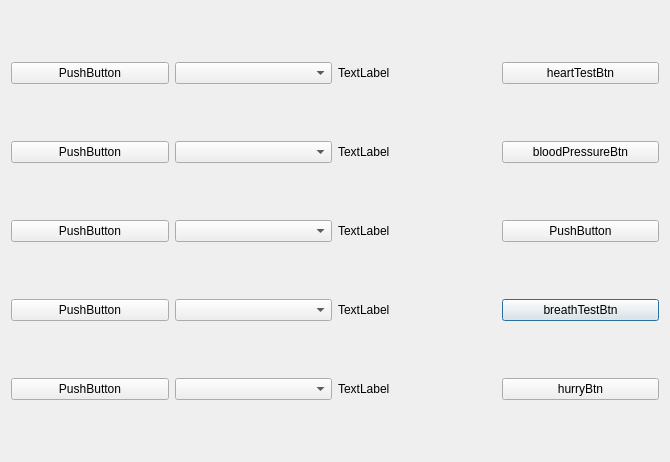
Qt form Transmission/serial_dialog.ui (xxnmt/Qt_ICU) before a commit.
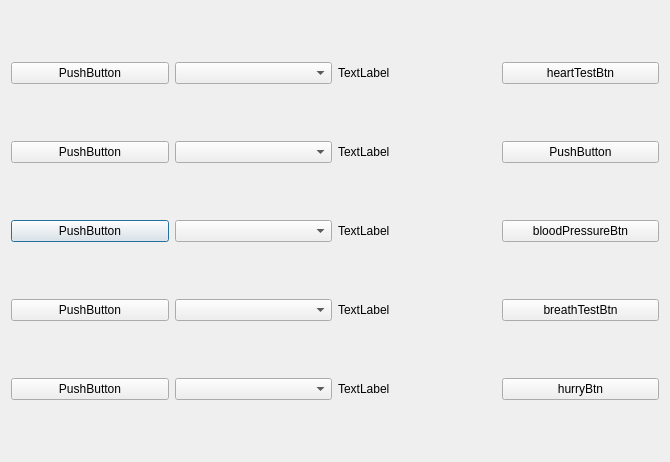
The same form after that commit.

```diff
--- a/Transmission/serial_dialog.ui
+++ b/Transmission/serial_dialog.ui
@@ -16,6 +16,13 @@
   <layout class="QGridLayout" name="gridLayout_2">
    <item row="0" column="0">
     <layout class="QGridLayout" name="gridLayout">
+     <item row="9" column="2">
+      <widget class="QLabel" name="lab_status_breath">
+       <property name="text">
+        <string>TextLabel</string>
+       </property>
+      </widget>
+     </item>
      <item row="0" column="0">
       <spacer name="verticalSpacer">
        <property name="orientation">
@@ -29,8 +36,25 @@
        </property>
       </spacer>
      </item>
+     <item row="5" column="0">
+      <widget class="QPushButton" name="btn_connect_bloodPressure">
+       <property name="text">
+        <string>PushButton</string>
+       </property>
+      </widget>
+     </item>
+     <item row="5" column="1">
+      <widget class="QComboBox" name="comboBox_bloodPressure"/>
+     </item>
+     <item row="1" column="3">
+      <widget class="QPushButton" name="btn_heart">
+       <property name="text">
+        <string>heartTestBtn</string>
+       </property>
+      </widget>
+     </item>
      <item row="10" column="0">
-      <spacer name="verticalSpacer_8">
+      <spacer name="verticalSpacer_6">
        <property name="orientation">
         <enum>Qt::Orientation::Vertical</enum>
        </property>
@@ -42,6 +66,13 @@
        </property>
       </spacer>
      </item>
+     <item row="5" column="2">
+      <widget class="QLabel" name="lab_status_bloodpressure">
+       <property name="text">
+        <string>TextLabel</string>
+       </property>
+      </widget>
+     </item>
      <item row="1" column="2">
       <widget class="QLabel" name="lab_status_heartCOM">
        <property name="text">
@@ -49,44 +80,7 @@
        </property>
       </widget>
      </item>
-     <item row="3" column="2">
-      <widget class="QLabel" name="lab_status_bloodpressure">
-       <property name="text">
-        <string>TextLabel</string>
-       </property>
-      </widget>
-     </item>
-     <item row="1" column="1">
-      <widget class="QComboBox" name="comboBox_heart"/>
-     </item>
-     <item row="7" column="3">
-      <widget class="QPushButton" name="btn_breath">
-       <property name="text">
-        <string>breathTestBtn</string>
-       </property>
-      </widget>
-     </item>
-     <item row="8" column="0">
-      <spacer name="verticalSpacer_6">
-       <property name="orientation">
-        <enum>Qt::Orientation::Vertical</enum>
-       </property>
-       <property name="sizeHint" stdset="0">
-        <size>
-         <width>20</width>
-         <height>40</height>
-        </size>
-       </property>
-      </spacer>
-     </item>
-     <item row="3" column="3">
-      <widget class="QPushButton" name="btn_bloodPressure">
-       <property name="text">
-        <string>bloodPressureBtn</string>
-       </property>
-      </widget>
-     </item>
-     <item row="2" column="0">
+     <item row="4" column="0">
       <spacer name="verticalSpacer_2">
        <property name="orientation">
         <enum>Qt::Orientation::Vertical</enum>
@@ -99,85 +93,98 @@
        </property>
       </spacer>
      </item>
-     <item row="9" column="2">
+     <item row="11" column="2">
       <widget class="QLabel" name="lab_status_hurry">
        <property name="text">
         <string>TextLabel</string>
        </property>
       </widget>
      </item>
-     <item row="1" column="0">
-      <widget class="QPushButton" name="btn_connect_heart">
-       <property name="text">
-        <string>PushButton</string>
-       </property>
-      </widget>
-     </item>
-     <item row="3" column="0">
-      <widget class="QPushButton" name="btn_connect_bloodPressure">
-       <property name="text">
-        <string>PushButton</string>
-       </property>
-      </widget>
-     </item>
-     <item row="7" column="2">
-      <widget class="QLabel" name="lab_status_breath">
-       <property name="text">
-        <string>TextLabel</string>
-       </property>
-      </widget>
-     </item>
-     <item row="7" column="1">
-      <widget class="QComboBox" name="comboBox_breath"/>
-     </item>
-     <item row="7" column="0">
-      <widget class="QPushButton" name="btn_connect_breath">
-       <property name="text">
-        <string>PushButton</string>
-       </property>
-      </widget>
-     </item>
-     <item row="9" column="1">
+     <item row="11" column="1">
       <widget class="QComboBox" name="comboBox_hurry"/>
      </item>
+     <item row="8" column="0">
+      <spacer name="verticalSpacer_4">
+       <property name="orientation">
+        <enum>Qt::Orientation::Vertical</enum>
+       </property>
+       <property name="sizeHint" stdset="0">
+        <size>
+         <width>20</width>
+         <height>40</height>
+        </size>
+       </property>
+      </spacer>
+     </item>
      <item row="9" column="0">
+      <widget class="QPushButton" name="btn_connect_breath">
+       <property name="text">
+        <string>PushButton</string>
+       </property>
+      </widget>
+     </item>
+     <item row="3" column="0">
+      <widget class="QPushButton" name="btn_HDD">
+       <property name="text">
+        <string>PushButton</string>
+       </property>
+      </widget>
+     </item>
+     <item row="12" column="0">
+      <spacer name="verticalSpacer_8">
+       <property name="orientation">
+        <enum>Qt::Orientation::Vertical</enum>
+       </property>
+       <property name="sizeHint" stdset="0">
+        <size>
+         <width>20</width>
+         <height>40</height>
+        </size>
+       </property>
+      </spacer>
+     </item>
+     <item row="11" column="0">
       <widget class="QPushButton" name="btn_connect_hurry">
        <property name="text">
         <string>PushButton</string>
        </property>
       </widget>
      </item>
-     <item row="3" column="1">
-      <widget class="QComboBox" name="comboBox_bloodPressure"/>
-     </item>
-     <item row="1" column="3">
-      <widget class="QPushButton" name="btn_heart">
+     <item row="1" column="0">
+      <widget class="QPushButton" name="btn_connect_heart">
        <property name="text">
-        <string>heartTestBtn</string>
+        <string>PushButton</string>
        </property>
       </widget>
      </item>
+     <item row="9" column="1">
+      <widget class="QComboBox" name="comboBox_breath"/>
+     </item>
      <item row="9" column="3">
+      <widget class="QPushButton" name="btn_breath">
+       <property name="text">
+        <string>breathTestBtn</string>
+       </property>
+      </widget>
+     </item>
+     <item row="1" column="1">
+      <widget class="QComboBox" name="comboBox_heart"/>
+     </item>
+     <item row="5" column="3">
+      <widget class="QPushButton" name="btn_bloodPressure">
+       <property name="text">
+        <string>bloodPressureBtn</string>
+       </property>
+      </widget>
+     </item>
+     <item row="11" column="3">
       <widget class="QPushButton" name="btn_hurry">
        <property name="text">
         <string>hurryBtn</string>
        </property>
       </widget>
      </item>
-     <item row="6" column="0">
-      <spacer name="verticalSpacer_4">
-       <property name="orientation">
-        <enum>Qt::Orientation::Vertical</enum>
-       </property>
-       <property name="sizeHint" stdset="0">
-        <size>
-         <width>20</width>
-         <height>40</height>
-        </size>
-       </property>
-      </spacer>
-     </item>
-     <item row="4" column="0">
+     <item row="2" column="0">
       <spacer name="verticalSpacer_3">
        <property name="orientation">
         <enum>Qt::Orientation::Vertical</enum>
@@ -190,30 +197,23 @@
        </property>
       </spacer>
      </item>
-     <item row="5" column="0">
-      <widget class="QPushButton" name="btn_HDD">
-       <property name="text">
-        <string>PushButton</string>
-       </property>
-      </widget>
-     </item>
-     <item row="5" column="3">
-      <widget class="QPushButton" name="btn_HDD_2">
-       <property name="text">
-        <string>PushButton</string>
-       </property>
-      </widget>
-     </item>
-     <item row="5" column="2">
-      <widget class="QLabel" name="lab_staus_HDD">
-       <property name="text">
-        <string>TextLabel</string>
-       </property>
-      </widget>
-     </item>
-     <item row="5" column="1">
+     <item row="3" column="1">
       <widget class="QComboBox" name="comboBox_connect_HDD"/>
      </item>
+     <item row="3" column="2">
+      <widget class="QLabel" name="lab_staus_HDD">
+       <property name="text">
+        <string>TextLabel</string>
+       </property>
+      </widget>
+     </item>
+     <item row="3" column="3">
+      <widget class="QPushButton" name="btn_HDD_2">
+       <property name="text">
+        <string>PushButton</string>
+       </property>
+      </widget>
+     </item>
     </layout>
    </item>
   </layout>
```
